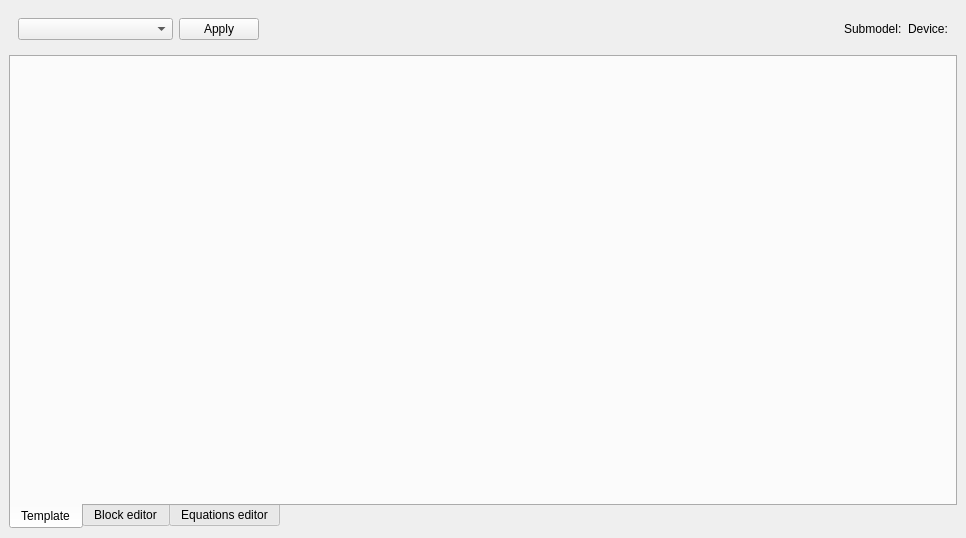
Old version of the form src/VeraGrid/Gui/RmsModelEditor/rms_model_editor.ui in the repository JordiBejarUPC/veragrid-hvdc-bipolar-pfc.
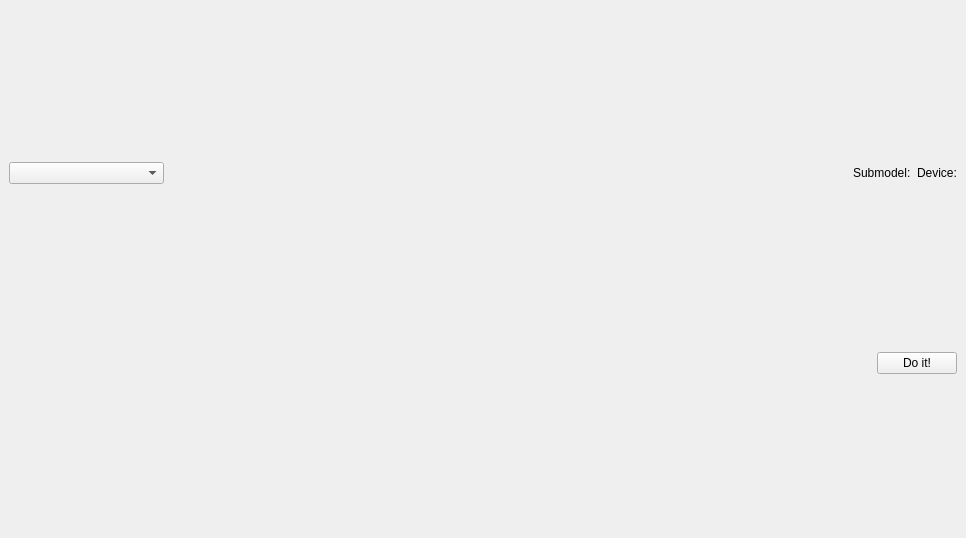
New version of the form.

Commit message: reformatted the rms editor

```diff
--- a/src/VeraGrid/Gui/RmsModelEditor/rms_model_editor.ui
+++ b/src/VeraGrid/Gui/RmsModelEditor/rms_model_editor.ui
@@ -17,6 +17,12 @@
    <layout class="QVBoxLayout" name="verticalLayout">
     <item>
      <widget class="QFrame" name="frame">
+      <property name="maximumSize">
+       <size>
+        <width>16777215</width>
+        <height>40</height>
+       </size>
+      </property>
       <property name="frameShape">
        <enum>QFrame::Shape::NoFrame</enum>
       </property>
@@ -24,6 +30,18 @@
        <enum>QFrame::Shadow::Raised</enum>
       </property>
       <layout class="QHBoxLayout" name="horizontalLayout">
+       <property name="leftMargin">
+        <number>0</number>
+       </property>
+       <property name="topMargin">
+        <number>0</number>
+       </property>
+       <property name="rightMargin">
+        <number>0</number>
+       </property>
+       <property name="bottomMargin">
+        <number>0</number>
+       </property>
        <item>
         <widget class="QComboBox" name="model_selector_comboBox">
          <property name="placeholderText">
@@ -46,13 +64,6 @@
          </item>
         </widget>
        </item>
-       <item>
-        <widget class="QPushButton" name="apply_selected_model_pushButton">
-         <property name="text">
-          <string>Apply</string>
-         </property>
-        </widget>
-       </item>
        <item>
         <spacer name="horizontalSpacer">
          <property name="orientation">
@@ -97,43 +108,56 @@
      </widget>
     </item>
     <item>
-     <widget class="QTabWidget" name="tabWidget">
-      <property name="tabPosition">
-       <enum>QTabWidget::TabPosition::South</enum>
+     <layout class="QVBoxLayout" name="mainLayout"/>
+    </item>
+    <item>
+     <widget class="QFrame" name="frame_2">
+      <property name="maximumSize">
+       <size>
+        <width>16777215</width>
+        <height>40</height>
+       </size>
       </property>
-      <property name="currentIndex">
-       <number>0</number>
+      <property name="frameShape">
+       <enum>QFrame::Shape::NoFrame</enum>
       </property>
-      <widget class="QWidget" name="tab_3">
-       <attribute name="title">
-        <string>Template</string>
-       </attribute>
-       <layout class="QVBoxLayout" name="verticalLayout_2">
-        <item>
-         <layout class="QVBoxLayout" name="templatesLayout"/>
-        </item>
-       </layout>
-      </widget>
-      <widget class="QWidget" name="tab">
-       <attribute name="title">
-        <string>Block editor</string>
-       </attribute>
-       <layout class="QVBoxLayout" name="verticalLayout_4">
-        <item>
-         <layout class="QVBoxLayout" name="editorLayout"/>
-        </item>
-       </layout>
-      </widget>
-      <widget class="QWidget" name="tab_edit">
-       <attribute name="title">
-        <string>Equations editor</string>
-       </attribute>
-       <layout class="QHBoxLayout" name="horizontalLayout_2">
-        <item>
-         <layout class="QHBoxLayout" name="equations_editor_layout"/>
-        </item>
-       </layout>
-      </widget>
+      <property name="frameShadow">
+       <enum>QFrame::Shadow::Raised</enum>
+      </property>
+      <layout class="QHBoxLayout" name="horizontalLayout_2">
+       <property name="leftMargin">
+        <number>0</number>
+       </property>
+       <property name="topMargin">
+        <number>0</number>
+       </property>
+       <property name="rightMargin">
+        <number>0</number>
+       </property>
+       <property name="bottomMargin">
+        <number>0</number>
+       </property>
+       <item>
+        <spacer name="horizontalSpacer_3">
+         <property name="orientation">
+          <enum>Qt::Orientation::Horizontal</enum>
+         </property>
+         <property name="sizeHint" stdset="0">
+          <size>
+           <width>859</width>
+           <height>20</height>
+          </size>
+         </property>
+        </spacer>
+       </item>
+       <item>
+        <widget class="QPushButton" name="doItButton">
+         <property name="text">
+          <string>Do it!</string>
+         </property>
+        </widget>
+       </item>
+      </layout>
      </widget>
     </item>
    </layout>
```
The commit also changes 5 other files.
